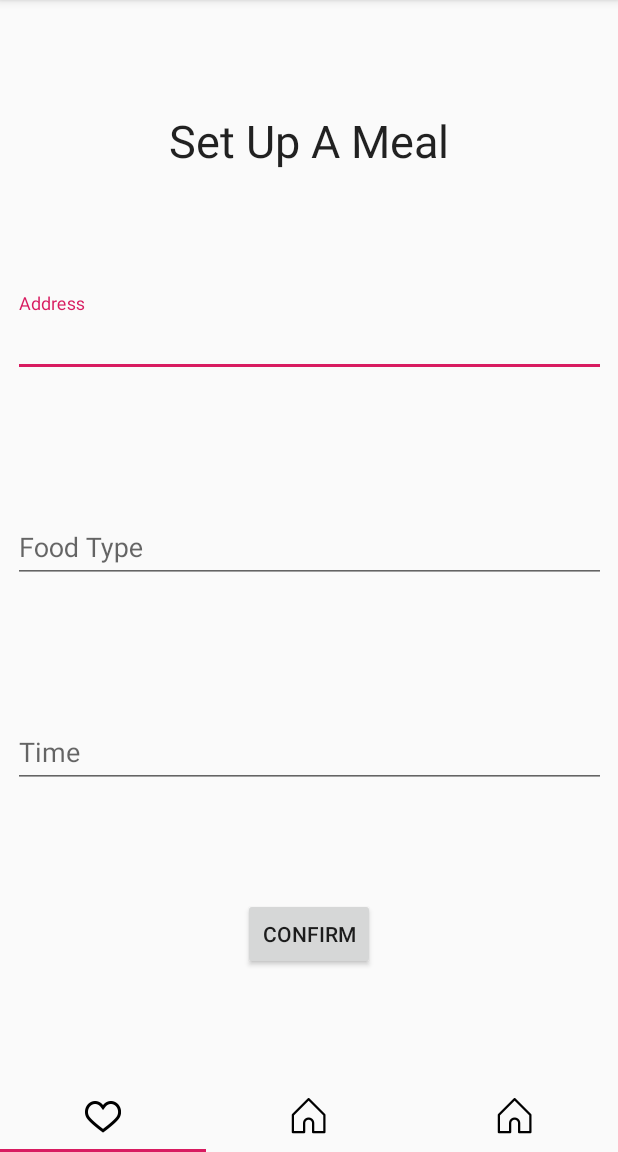
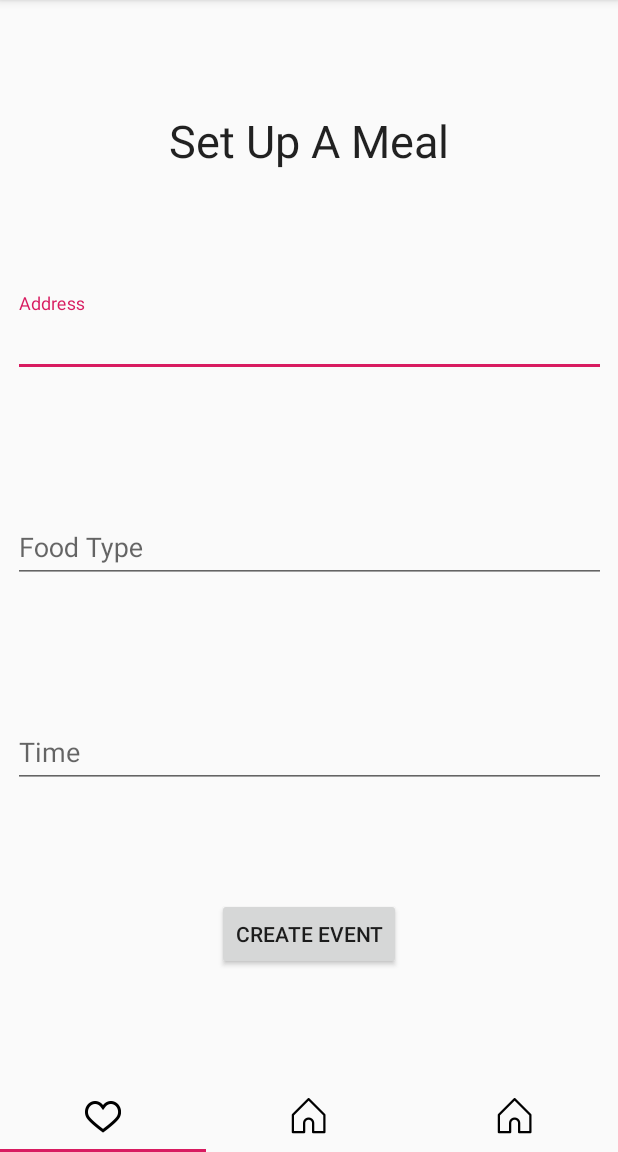
Before and after one commit to arnauds-squadron/team_project, an Android app: the screen it shows after launch (MainActivity), on a phone screen of 412 x 824 dp, the part 84-1236 px from its top. Run offline under Robolectric (Android 15) with nearby library versions, the phone set to English and light mode, and no system bars; our stand-ins replace ButterKnife.

Commit message:
create event button switches to home fragment

```diff
--- a/app/build.gradle
+++ b/app/build.gradle
@@ -24,6 +24,11 @@ dependencies {
     implementation 'com.android.support:appcompat-v7:28.0.0'
     implementation 'com.android.support.constraint:constraint-layout:1.1.3'
     implementation 'com.android.support:support-v4:28.0.0'
+
+    // Butterknife for easier view binding
+    implementation 'com.jakewharton:butterknife:8.8.0'
+    annotationProcessor 'com.jakewharton:butterknife-compiler:8.8.0'
+
     testImplementation 'junit:junit:4.12'
     androidTestImplementation 'com.android.support.test:runner:1.0.2'
     androidTestImplementation 'com.android.support.test.espresso:espresso-core:3.0.2'
--- a/app/src/main/java/com/arnauds_squadron/eatup/HomeFragment.java
+++ b/app/src/main/java/com/arnauds_squadron/eatup/HomeFragment.java
@@ -1,11 +1,11 @@
 package com.arnauds_squadron.eatup;
 
 import android.os.Bundle;
+import android.support.annotation.NonNull;
 import android.support.v4.app.Fragment;
 import android.view.LayoutInflater;
 import android.view.View;
 import android.view.ViewGroup;
-
 
 /**
  * A simple {@link Fragment} subclass.
@@ -13,13 +13,9 @@ import android.view.ViewGroup;
  * create an instance of this fragment.
  */
 public class HomeFragment extends Fragment {
-    public static final String ARG_PAGE = "ARG_PAGE";
 
-    private int mPage;
-
-    public static HomeFragment newInstance(int page) {
+    public static HomeFragment newInstance() {
         Bundle args = new Bundle();
-        args.putInt(ARG_PAGE, page);
         HomeFragment fragment = new HomeFragment();
         fragment.setArguments(args);
         return fragment;
@@ -28,11 +24,10 @@ public class HomeFragment extends Fragment {
     @Override
     public void onCreate(Bundle savedInstanceState) {
         super.onCreate(savedInstanceState);
-        mPage = getArguments().getInt(ARG_PAGE);
     }
 
     @Override
-    public View onCreateView(LayoutInflater inflater, ViewGroup container,
+    public View onCreateView(@NonNull LayoutInflater inflater, ViewGroup container,
                              Bundle savedInstanceState) {
         View view = inflater.inflate(R.layout.fragment_home, container, false);
         return view;
--- a/app/src/main/java/com/arnauds_squadron/eatup/LocalFragment.java
+++ b/app/src/main/java/com/arnauds_squadron/eatup/LocalFragment.java
@@ -1,10 +1,22 @@
 package com.arnauds_squadron.eatup;
 
+import android.app.Activity;
 import android.os.Bundle;
+import android.support.annotation.NonNull;
+import android.support.annotation.Nullable;
+import android.support.design.widget.TabLayout;
 import android.support.v4.app.Fragment;
+import android.util.Log;
 import android.view.LayoutInflater;
 import android.view.View;
 import android.view.ViewGroup;
+import android.widget.Button;
+import android.widget.EditText;
+import android.widget.Toast;
+
+import butterknife.BindView;
+import butterknife.ButterKnife;
+import butterknife.OnClick;
 
 /**
  * A simple {@link Fragment} subclass.
@@ -12,13 +24,29 @@ import android.view.ViewGroup;
  * create an instance of this fragment.
  */
 public class LocalFragment extends Fragment {
-    public static final String ARG_PAGE = "ARG_PAGE";
 
-    private int mPage;
+    private final static String TAG = "LocalFragment";
 
-    public static LocalFragment newInstance(int page) {
+    @BindView(R.id.etEventAddress)
+    EditText etEventAddress;
+
+    @BindView(R.id.etEventFoodType)
+    EditText etEventFoodType;
+
+    @BindView(R.id.etEventTime)
+    EditText etEventTime;
+
+    @BindView(R.id.btnConfirm)
+    Button btnConfirm;
+
+    @Nullable
+    @BindView(R.id.sliding_tabs)
+    TabLayout tlTabs;
+
+    private Activity activity;
+
+    public static LocalFragment newInstance() {
         Bundle args = new Bundle();
-        args.putInt(ARG_PAGE, page);
         LocalFragment fragment = new LocalFragment();
         fragment.setArguments(args);
         return fragment;
@@ -27,13 +55,41 @@ public class LocalFragment extends Fragment {
     @Override
     public void onCreate(Bundle savedInstanceState) {
         super.onCreate(savedInstanceState);
-        mPage = getArguments().getInt(ARG_PAGE);
     }
 
     @Override
-    public View onCreateView(LayoutInflater inflater, ViewGroup container,
+    public View onCreateView(@NonNull LayoutInflater inflater, ViewGroup container,
                              Bundle savedInstanceState) {
         View view = inflater.inflate(R.layout.fragment_local, container, false);
+        // Binds the views with butterknife
+        ButterKnife.bind(this, view);
+        activity = getActivity();
         return view;
     }
+
+    @OnClick(R.id.btnConfirm)
+    public void confirmEvent() {
+        String address = etEventAddress.getText().toString();
+        String food = etEventFoodType.getText().toString();
+        String time = etEventTime.getText().toString();
+
+        // TODO: validate data
+        // TODO: upload event to parse server
+        // TODO: only return to home screen within onsuccess
+
+        Log.i(TAG, "confirming");
+        if(getFragmentManager() != null) {
+            Log.i(TAG, "confirming not null");
+
+            try {
+               TabLayout tabLayout = activity.findViewById(R.id.sliding_tabs);
+               tabLayout.getTabAt(1).select();
+               Toast.makeText(activity, "Event created", Toast.LENGTH_SHORT).show();
+            }
+            catch (NullPointerException e) {
+                Log.e(TAG, "Activity, tab layout, or home tab is null");
+                Toast.makeText(activity, "Could not create event", Toast.LENGTH_SHORT).show();
+            }
+        }
+    }
 }
--- a/app/src/main/java/com/arnauds_squadron/eatup/navigation/MainFragmentPagerAdapter.java
+++ b/app/src/main/java/com/arnauds_squadron/eatup/navigation/MainFragmentPagerAdapter.java
@@ -32,10 +32,10 @@ public class MainFragmentPagerAdapter extends FragmentPagerAdapter {
     @Override
     public Fragment getItem(int position) {
         if(position == 0)
-            return LocalFragment.newInstance(position + 1);
+            return LocalFragment.newInstance();
         if (position == 1)
-            return HomeFragment.newInstance(position + 1);
-        return HomeFragment.newInstance(position + 1);
+            return HomeFragment.newInstance();
+        return HomeFragment.newInstance();
     }
 
 
--- a/app/src/main/res/layout/fragment_home.xml
+++ b/app/src/main/res/layout/fragment_home.xml
@@ -1,6 +1,7 @@
 <?xml version="1.0" encoding="utf-8"?>
 <FrameLayout xmlns:android="http://schemas.android.com/apk/res/android"
     xmlns:tools="http://schemas.android.com/tools"
+    android:id="@+id/content_frame"
     android:layout_width="match_parent"
     android:layout_height="match_parent"
     tools:context=".HomeFragment">
--- a/app/src/main/res/layout/fragment_local.xml
+++ b/app/src/main/res/layout/fragment_local.xml
@@ -2,6 +2,7 @@
 <FrameLayout xmlns:android="http://schemas.android.com/apk/res/android"
     xmlns:app="http://schemas.android.com/apk/res-auto"
     xmlns:tools="http://schemas.android.com/tools"
+    android:id="@+id/content_frame"
     android:layout_width="match_parent"
     android:layout_height="match_parent"
     tools:context=".LocalFragment">
@@ -37,7 +38,7 @@
             app:layout_constraintStart_toStartOf="parent"
             app:layout_constraintTop_toBottomOf="@+id/tvTitle">
 
-            <EditText
+            <android.support.design.widget.TextInputEditText
                 android:id="@+id/etEventAddress"
                 android:layout_width="match_parent"
                 android:layout_height="wrap_content"
@@ -59,7 +60,7 @@
             app:layout_constraintStart_toStartOf="parent"
             app:layout_constraintTop_toBottomOf="@+id/tilEventAddress">
 
-            <EditText
+            <android.support.design.widget.TextInputEditText
                 android:id="@+id/etEventFoodType"
                 android:layout_width="match_parent"
                 android:layout_height="wrap_content"
@@ -81,7 +82,7 @@
             app:layout_constraintStart_toStartOf="parent"
             app:layout_constraintTop_toBottomOf="@+id/tilEventFoodType">
 
-            <EditText
+            <android.support.design.widget.TextInputEditText
                 android:id="@+id/etEventTime"
                 android:layout_width="match_parent"
                 android:layout_height="wrap_content"
@@ -97,7 +98,7 @@
             android:layout_marginLeft="8dp"
             android:layout_marginEnd="8dp"
             android:layout_marginRight="8dp"
-            android:text="Confirm"
+            android:text="Create Event"
             app:layout_constraintBottom_toBottomOf="parent"
             app:layout_constraintEnd_toEndOf="parent"
             app:layout_constraintStart_toStartOf="parent"
@@ -105,5 +106,4 @@
 
     </android.support.constraint.ConstraintLayout>
 
-
 </FrameLayout>
```
